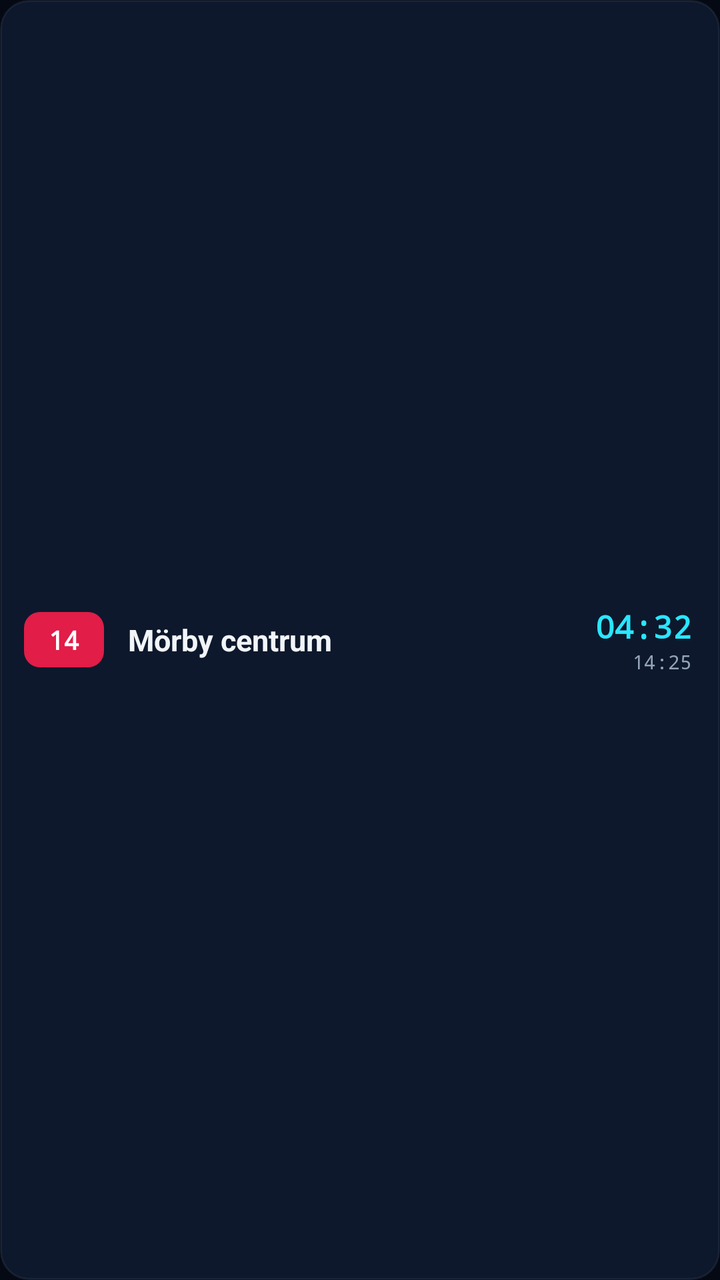
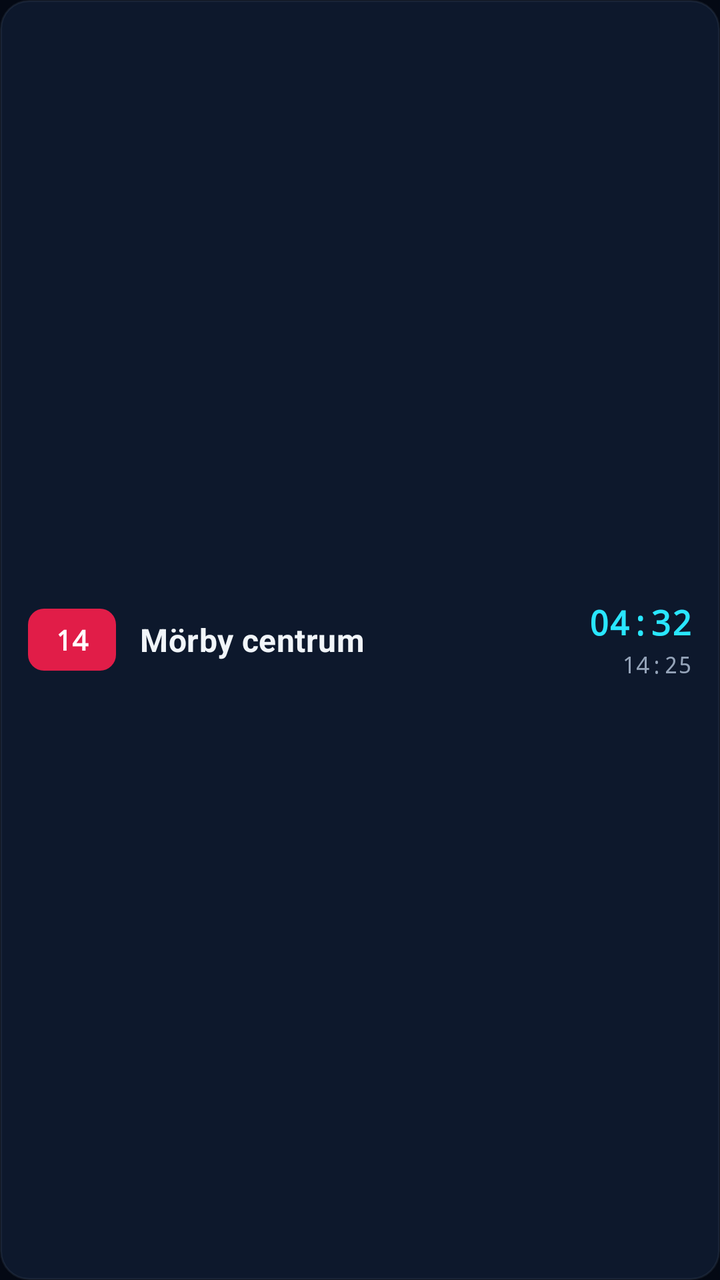

Before-and-after screenshots of an Android layout around one commit, followed by the original layout XML and the change that was made.
<!-- AndroidManifest.xml: application theme Theme.TRadar -->
<!-- res/layout/item_departure.xml -->
<?xml version="1.0" encoding="utf-8"?>
<LinearLayout xmlns:android="http://schemas.android.com/apk/res/android"
    android:layout_width="match_parent"
    android:layout_height="wrap_content"
    android:background="@drawable/app_row_bg"
    android:gravity="center_vertical"
    android:orientation="horizontal"
    android:paddingStart="12dp"
    android:paddingTop="9dp"
    android:paddingEnd="14dp"
    android:paddingBottom="9dp">

    <TextView
        android:id="@+id/dep_badge"
        android:layout_width="wrap_content"
        android:layout_height="wrap_content"
        android:background="@drawable/badge_red"
        android:fontFamily="monospace"
        android:gravity="center"
        android:minWidth="40dp"
        android:paddingStart="7dp"
        android:paddingTop="5dp"
        android:paddingEnd="7dp"
        android:paddingBottom="5dp"
        android:text="14"
        android:textColor="#FFFFFF"
        android:textSize="13sp"
        android:textStyle="bold" />

    <LinearLayout
        android:layout_width="0dp"
        android:layout_height="wrap_content"
        android:layout_marginStart="12dp"
        android:layout_marginEnd="8dp"
        android:layout_weight="1"
        android:orientation="vertical">

        <TextView
            android:id="@+id/dep_dest"
            android:layout_width="match_parent"
            android:layout_height="wrap_content"
            android:ellipsize="end"
            android:maxLines="1"
            android:text="Mörby centrum"
            android:textColor="@color/text_primary"
            android:textSize="15sp"
            android:textStyle="bold" />

        <TextView
            android:id="@+id/dep_sub"
            android:layout_width="match_parent"
            android:layout_height="wrap_content"
            android:layout_marginTop="2dp"
            android:ellipsize="end"
            android:fontFamily="monospace"
            android:maxLines="1"
            android:textColor="@color/text_secondary"
            android:textSize="11sp"
            android:visibility="gone" />
    </LinearLayout>

    <LinearLayout
        android:layout_width="wrap_content"
        android:layout_height="wrap_content"
        android:gravity="end"
        android:orientation="vertical">

        <TextView
            android:id="@+id/dep_eta"
            android:layout_width="wrap_content"
            android:layout_height="wrap_content"
            android:fontFamily="monospace"
            android:text="04:32"
            android:textColor="@color/cyan_accent"
            android:textSize="16sp"
            android:textStyle="bold" />

        <TextView
            android:id="@+id/dep_clock"
            android:layout_width="wrap_content"
            android:layout_height="wrap_content"
            android:fontFamily="monospace"
            android:text="14:25"
            android:textColor="@color/text_secondary"
            android:textSize="10sp" />
    </LinearLayout>

</LinearLayout>
<!-- resources referenced by this layout -->
<resources>
  <color name="cyan_accent">#29E6FF</color>
  <color name="text_primary">#F1F5F9</color>
  <color name="text_secondary">#94A3B8</color>
  <!-- drawable app_row_bg (drawable) -->
  <?xml version="1.0" encoding="utf-8"?>
  <shape xmlns:android="http://schemas.android.com/apk/res/android"
      android:shape="rectangle">
      <solid android:color="#0D182C" />
      <stroke android:width="1dp" android:color="#1A94A3B8" />
      <corners android:radius="14dp" />
  </shape>
  <!-- drawable badge_red (drawable) -->
  <?xml version="1.0" encoding="utf-8"?>
  <shape xmlns:android="http://schemas.android.com/apk/res/android"
      android:shape="rectangle">
      <solid android:color="#E11D48" />
      <corners android:radius="8dp" />
  </shape>
  <style name="Theme.TRadar" parent="Theme.AppCompat.DayNight.NoActionBar">
          <item name="colorPrimary">@color/cyan_accent</item>
          <item name="colorPrimaryDark">@color/bg_dark</item>
          <item name="colorAccent">@color/cyan_accent</item>
          <item name="android:windowBackground">@color/bg_dark</item>
          <item name="android:statusBarColor">@color/bg_dark</item>
          <item name="android:navigationBarColor">@color/bg_dark</item>
      </style>
  <color name="bg_dark">#040914</color>
</resources>

<!-- the commit's change to res/layout/item_departure.xml (unified diff, before → after) -->
@@ -5,10 +5,10 @@
     android:background="@drawable/app_row_bg"
     android:gravity="center_vertical"
     android:orientation="horizontal"
-    android:paddingStart="12dp"
-    android:paddingTop="9dp"
+    android:paddingStart="14dp"
+    android:paddingTop="13dp"
     android:paddingEnd="14dp"
-    android:paddingBottom="9dp">
+    android:paddingBottom="13dp">
 
     <TextView
         android:id="@+id/dep_badge"
@@ -17,21 +17,21 @@
         android:background="@drawable/badge_red"
         android:fontFamily="monospace"
         android:gravity="center"
-        android:minWidth="40dp"
-        android:paddingStart="7dp"
-        android:paddingTop="5dp"
-        android:paddingEnd="7dp"
-        android:paddingBottom="5dp"
+        android:minWidth="44dp"
+        android:paddingStart="8dp"
+        android:paddingTop="6dp"
+        android:paddingEnd="8dp"
+        android:paddingBottom="6dp"
         android:text="14"
         android:textColor="#FFFFFF"
-        android:textSize="13sp"
+        android:textSize="14sp"
         android:textStyle="bold" />
 
     <LinearLayout
         android:layout_width="0dp"
         android:layout_height="wrap_content"
         android:layout_marginStart="12dp"
-        android:layout_marginEnd="8dp"
+        android:layout_marginEnd="10dp"
         android:layout_weight="1"
         android:orientation="vertical">
 
@@ -40,23 +40,51 @@
             android:layout_width="match_parent"
             android:layout_height="wrap_content"
             android:ellipsize="end"
+            android:letterSpacing="0.01"
             android:maxLines="1"
             android:text="Mörby centrum"
             android:textColor="@color/text_primary"
-            android:textSize="15sp"
+            android:textSize="16sp"
             android:textStyle="bold" />
 
-        <TextView
-            android:id="@+id/dep_sub"
+        <LinearLayout
+            android:id="@+id/dep_meta_row"
             android:layout_width="match_parent"
             android:layout_height="wrap_content"
-            android:layout_marginTop="2dp"
-            android:ellipsize="end"
-            android:fontFamily="monospace"
-            android:maxLines="1"
-            android:textColor="@color/text_secondary"
-            android:textSize="11sp"
-            android:visibility="gone" />
+            android:layout_marginTop="5dp"
+            android:gravity="center_vertical"
+            android:orientation="horizontal"
+            android:visibility="gone">
+
+            <TextView
+                android:id="@+id/dep_stand"
+                android:layout_width="wrap_content"
+                android:layout_height="wrap_content"
+                android:layout_marginEnd="8dp"
+                android:background="@drawable/stand_pill_bg"
+                android:fontFamily="monospace"
+                android:paddingStart="7dp"
+                android:paddingTop="2dp"
+                android:paddingEnd="7dp"
+                android:paddingBottom="2dp"
+                android:text="Stand A"
+                android:textColor="@color/cyan_accent"
+                android:textSize="11.5sp"
+                android:textStyle="bold"
+                android:visibility="gone" />
+
+            <TextView
+                android:id="@+id/dep_sub"
+                android:layout_width="0dp"
+                android:layout_height="wrap_content"
+                android:layout_weight="1"
+                android:ellipsize="end"
+                android:fontFamily="monospace"
+                android:maxLines="1"
+                android:textColor="@color/text_secondary"
+                android:textSize="12sp"
+                android:visibility="gone" />
+        </LinearLayout>
     </LinearLayout>
 
     <LinearLayout
@@ -72,17 +100,18 @@
             android:fontFamily="monospace"
             android:text="04:32"
             android:textColor="@color/cyan_accent"
-            android:textSize="16sp"
+            android:textSize="17sp"
             android:textStyle="bold" />
 
         <TextView
             android:id="@+id/dep_clock"
             android:layout_width="wrap_content"
             android:layout_height="wrap_content"
+            android:layout_marginTop="2dp"
             android:fontFamily="monospace"
             android:text="14:25"
             android:textColor="@color/text_secondary"
-            android:textSize="10sp" />
+            android:textSize="11.5sp" />
     </LinearLayout>
 
 </LinearLayout>
<!-- resource entries referenced after the edit -->
@@ -18,6 +18,16 @@
       <solid android:color="#E11D48" />
       <corners android:radius="8dp" />
   </shape>
+  <!-- drawable stand_pill_bg (drawable) -->
+  <?xml version="1.0" encoding="utf-8"?>
+  <shape xmlns:android="http://schemas.android.com/apk/res/android"
+      android:shape="rectangle">
+      <solid android:color="#152842" />
+      <stroke
+          android:width="1dp"
+          android:color="#5529E6FF" />
+      <corners android:radius="6dp" />
+  </shape>
   <style name="Theme.TRadar" parent="Theme.AppCompat.DayNight.NoActionBar">
           <item name="colorPrimary">@color/cyan_accent</item>
           <item name="colorPrimaryDark">@color/bg_dark</item>
